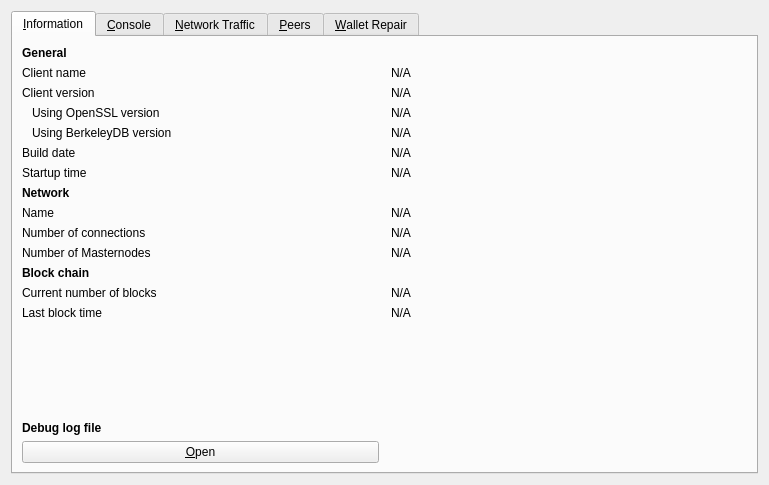
First picture: the form in src/qt/forms/rpcconsole.ui, repository Function-Coin/FUNC, before the edit.
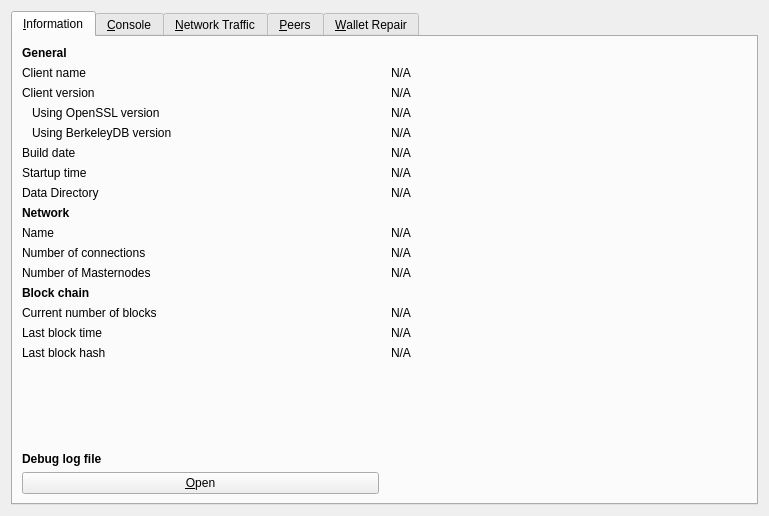
Second picture: the form after the edit. The open tabs and pages were chosen to show the change. Icons and pictures are not drawn. Custom widgets are drawn as their Qt base class.

```diff
--- a/src/qt/forms/rpcconsole.ui
+++ b/src/qt/forms/rpcconsole.ui
@@ -7,7 +7,7 @@
     <x>0</x>
     <y>0</y>
     <width>769</width>
-    <height>485</height>
+    <height>516</height>
    </rect>
   </property>
   <property name="windowTitle">
@@ -27,6 +27,13 @@
        <property name="horizontalSpacing">
         <number>12</number>
        </property>
+       <item row="7" column="1">
+        <widget class="QLabel" name="dataDir">
+         <property name="text">
+          <string>N/A</string>
+         </property>
+        </widget>
+       </item>
        <item row="0" column="0">
         <widget class="QLabel" name="generalHeader">
          <property name="font">
@@ -184,7 +191,7 @@
          </property>
         </widget>
        </item>
-       <item row="7" column="0">
+       <item row="8" column="0">
         <widget class="QLabel" name="networkHeader">
          <property name="font">
           <font>
@@ -197,14 +204,14 @@
          </property>
         </widget>
        </item>
-       <item row="8" column="0">
+       <item row="9" column="0">
         <widget class="QLabel" name="networkNameLabel">
          <property name="text">
           <string>Name</string>
          </property>
         </widget>
        </item>
-       <item row="8" column="1">
+       <item row="9" column="1">
         <widget class="QLabel" name="networkName">
          <property name="cursor">
           <cursorShape>IBeamCursor</cursorShape>
@@ -220,14 +227,14 @@
          </property>
         </widget>
        </item>
-       <item row="9" column="0">
+       <item row="10" column="0">
         <widget class="QLabel" name="numberOfConnectionsLabel">
          <property name="text">
           <string>Number of connections</string>
          </property>
         </widget>
        </item>
-       <item row="9" column="1">
+       <item row="10" column="1">
         <widget class="QLabel" name="numberOfConnections">
          <property name="cursor">
           <cursorShape>IBeamCursor</cursorShape>
@@ -243,14 +250,14 @@
          </property>
         </widget>
        </item>
-       <item row="10" column="0">
+       <item row="11" column="0">
         <widget class="QLabel" name="masternodeCountLabel">
          <property name="text">
           <string>Number of Masternodes</string>
          </property>
         </widget>
        </item>
-       <item row="10" column="1">
+       <item row="11" column="1">
         <widget class="QLabel" name="masternodeCount">
          <property name="cursor">
           <cursorShape>IBeamCursor</cursorShape>
@@ -266,7 +273,7 @@
          </property>
         </widget>
        </item>
-       <item row="11" column="0">
+       <item row="12" column="0">
         <widget class="QLabel" name="blockchainHeader">
          <property name="font">
           <font>
@@ -279,14 +286,14 @@
          </property>
         </widget>
        </item>
-       <item row="12" column="0">
+       <item row="13" column="0">
         <widget class="QLabel" name="numberOfBlocksLabel">
          <property name="text">
           <string>Current number of blocks</string>
          </property>
         </widget>
        </item>
-       <item row="12" column="1">
+       <item row="13" column="1">
         <widget class="QLabel" name="numberOfBlocks">
          <property name="cursor">
           <cursorShape>IBeamCursor</cursorShape>
@@ -302,14 +309,14 @@
          </property>
         </widget>
        </item>
-       <item row="13" column="0">
+       <item row="14" column="0">
         <widget class="QLabel" name="lastBlockTimeLabel">
          <property name="text">
           <string>Last block time</string>
          </property>
         </widget>
        </item>
-       <item row="13" column="1">
+       <item row="14" column="1">
         <widget class="QLabel" name="lastBlockTime">
          <property name="cursor">
           <cursorShape>IBeamCursor</cursorShape>
@@ -325,7 +332,7 @@
          </property>
         </widget>
        </item>
-       <item row="14" column="0">
+       <item row="16" column="0">
         <spacer name="verticalSpacer_2">
          <property name="orientation">
           <enum>Qt::Vertical</enum>
@@ -338,7 +345,7 @@
          </property>
         </spacer>
        </item>
-       <item row="15" column="0">
+       <item row="17" column="0">
         <widget class="QLabel" name="debugLogFileHeader">
          <property name="font">
           <font>
@@ -351,7 +358,7 @@
          </property>
         </widget>
        </item>
-       <item row="16" column="0">
+       <item row="18" column="0">
         <widget class="QPushButton" name="openDebugLogfileButton">
          <property name="toolTip">
           <string>Open the FUNC debug log file from the current data directory. This can take a few seconds for large log files.</string>
@@ -364,6 +371,27 @@
          </property>
         </widget>
        </item>
+       <item row="7" column="0">
+        <widget class="QLabel" name="dataDirLabel">
+         <property name="text">
+          <string>Data Directory</string>
+         </property>
+        </widget>
+       </item>
+       <item row="15" column="0">
+        <widget class="QLabel" name="lastBlockHashLabel">
+         <property name="text">
+          <string>Last block hash</string>
+         </property>
+        </widget>
+       </item>
+       <item row="15" column="1">
+        <widget class="QLabel" name="lastBlockHash">
+         <property name="text">
+          <string>N/A</string>
+         </property>
+        </widget>
+       </item>
       </layout>
      </widget>
      <widget class="QWidget" name="tab_console">
```
Left out of the diff: 36 changed lines with no effect on the pictures.
